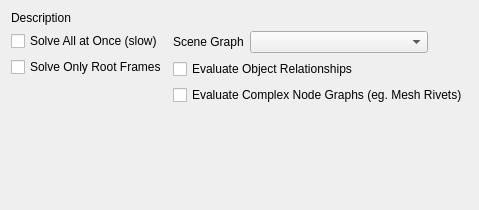
Before: the Qt Designer form python/mmSolver/tools/solver/widget/solver_standard_widget.ui in david-cattermole/mayaMatchMoveSolver, drawn with Qt 5.
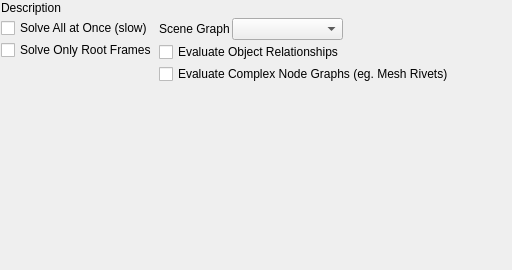
After: the same form once the commit is applied.

Commit message: Decrease the spacing between UI widgets.

What changed in the file:
```diff
--- a/python/mmSolver/tools/solver/widget/solver_standard_widget.ui
+++ b/python/mmSolver/tools/solver/widget/solver_standard_widget.ui
@@ -6,14 +6,29 @@
    <rect>
     <x>0</x>
     <y>0</y>
-    <width>476</width>
-    <height>210</height>
+    <width>512</width>
+    <height>270</height>
    </rect>
   </property>
   <property name="windowTitle">
    <string>Form</string>
   </property>
   <layout class="QVBoxLayout" name="verticalLayout">
+   <property name="spacing">
+    <number>3</number>
+   </property>
+   <property name="leftMargin">
+    <number>1</number>
+   </property>
+   <property name="topMargin">
+    <number>1</number>
+   </property>
+   <property name="rightMargin">
+    <number>1</number>
+   </property>
+   <property name="bottomMargin">
+    <number>1</number>
+   </property>
    <item>
     <widget class="QLabel" name="description_label">
      <property name="text">
@@ -32,8 +47,14 @@
    </item>
    <item>
     <layout class="QHBoxLayout" name="options_layout">
+     <property name="spacing">
+      <number>2</number>
+     </property>
      <item>
       <layout class="QVBoxLayout" name="options1_layout">
+       <property name="spacing">
+        <number>2</number>
+       </property>
        <item>
         <widget class="QCheckBox" name="globalSolve_checkBox">
          <property name="text">
@@ -68,8 +89,14 @@
      </item>
      <item>
       <layout class="QVBoxLayout" name="options2_layout">
+       <property name="spacing">
+        <number>2</number>
+       </property>
        <item>
-        <layout class="QHBoxLayout" name="sceneGraphMode_layout">
+        <layout class="QHBoxLayout" name="sceneGraphMode_layout" stretch="0,0,1">
+         <property name="spacing">
+          <number>2</number>
+         </property>
          <item>
           <widget class="QLabel" name="sceneGraphMode_label">
            <property name="text">
@@ -97,7 +124,7 @@
            </property>
            <property name="sizeHint" stdset="0">
             <size>
-             <width>40</width>
+             <width>10</width>
              <height>20</height>
             </size>
            </property>
@@ -147,7 +174,7 @@
        </property>
        <property name="sizeHint" stdset="0">
         <size>
-         <width>40</width>
+         <width>10</width>
          <height>20</height>
         </size>
        </property>
```
Left out of the diff: 12 changed lines with no effect on the pictures. The commit also changes 9 other files.
